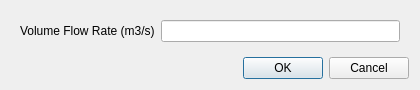
Qt form baramFlow/view/setup/boundary_conditions/open_channel_inlet_dialog.ui (nextfoam/baram) before a commit.
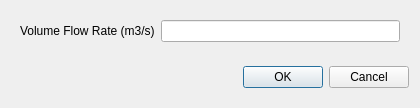
The same form after that commit.

The edit to the form file:
```diff
--- a/baramFlow/view/setup/boundary_conditions/open_channel_inlet_dialog.ui
+++ b/baramFlow/view/setup/boundary_conditions/open_channel_inlet_dialog.ui
@@ -7,7 +7,7 @@
     <x>0</x>
     <y>0</y>
     <width>420</width>
-    <height>88</height>
+    <height>106</height>
    </rect>
   </property>
   <property name="minimumSize">
@@ -55,13 +55,39 @@
     </widget>
    </item>
    <item>
-    <widget class="QDialogButtonBox" name="buttonBox">
-     <property name="orientation">
-      <enum>Qt::Horizontal</enum>
-     </property>
-     <property name="standardButtons">
-      <set>QDialogButtonBox::Cancel|QDialogButtonBox::Ok</set>
-     </property>
+    <widget class="QWidget" name="widget_4" native="true">
+     <layout class="QHBoxLayout" name="horizontalLayout_3">
+      <property name="rightMargin">
+       <number>0</number>
+      </property>
+      <item>
+       <spacer name="horizontalSpacer_2">
+        <property name="orientation">
+         <enum>Qt::Horizontal</enum>
+        </property>
+        <property name="sizeHint" stdset="0">
+         <size>
+          <width>208</width>
+          <height>20</height>
+         </size>
+        </property>
+       </spacer>
+      </item>
+      <item>
+       <widget class="QPushButton" name="ok">
+        <property name="text">
+         <string>OK</string>
+        </property>
+       </widget>
+      </item>
+      <item>
+       <widget class="QPushButton" name="cancel">
+        <property name="text">
+         <string>Cancel</string>
+        </property>
+       </widget>
+      </item>
+     </layout>
     </widget>
    </item>
   </layout>
```
Left out of the diff: 28 changed lines with no effect on the pictures.
